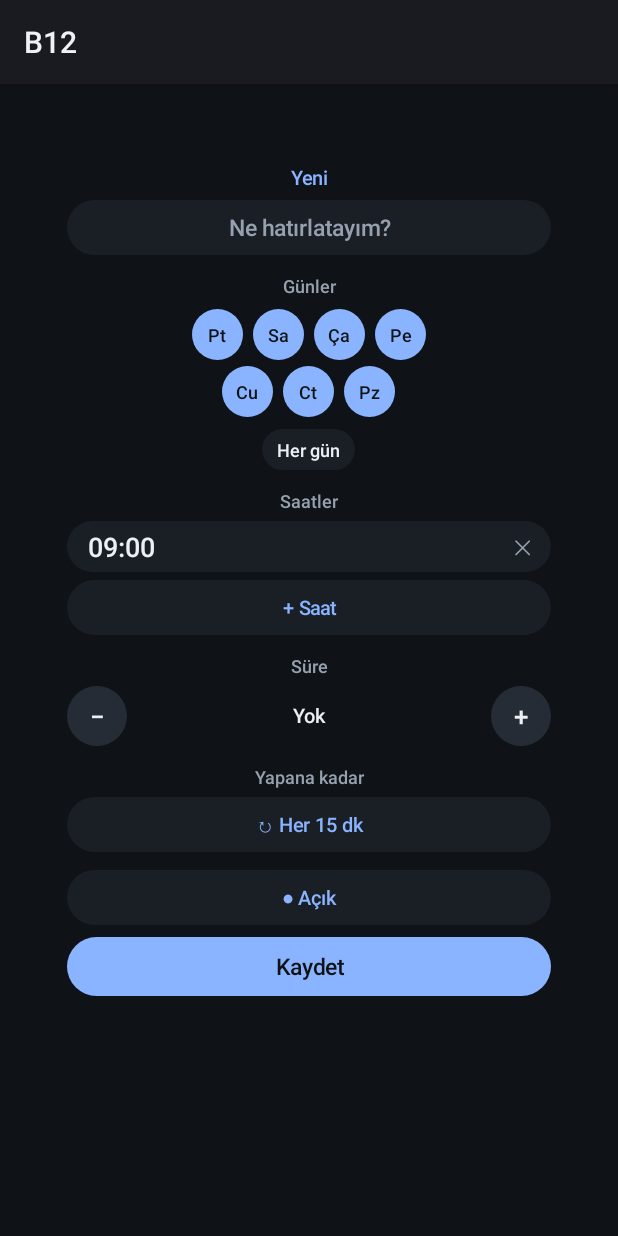
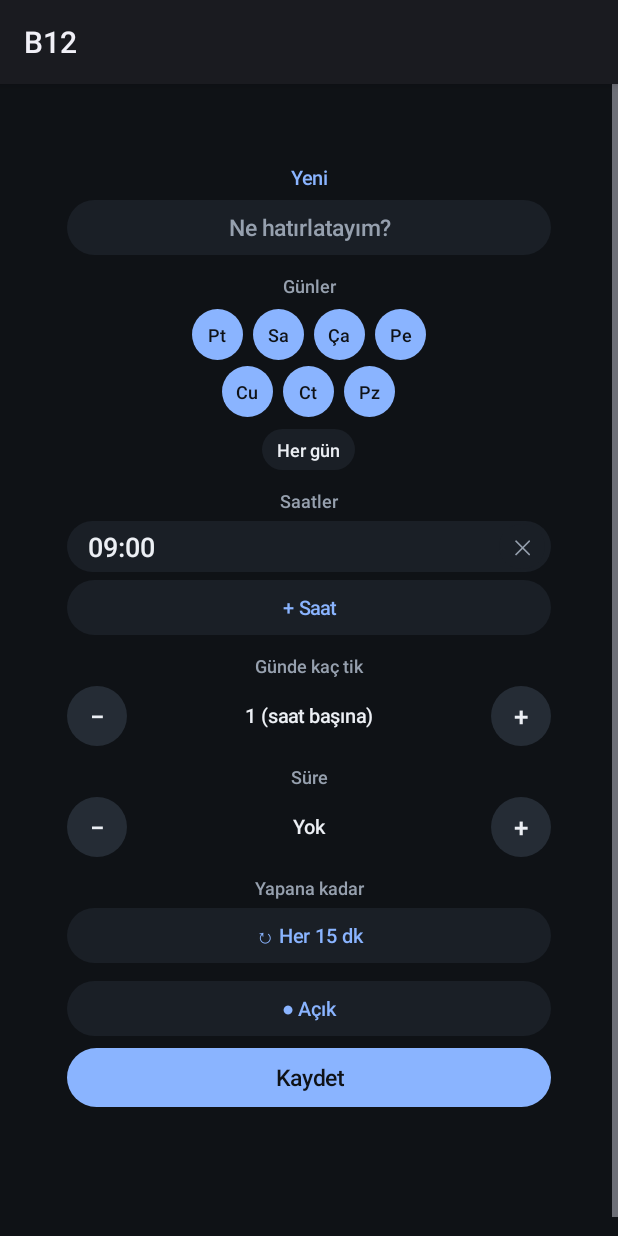
Before and after one commit to Sefikak/B12, an Android app: the EditActivity screen opened directly, with no data from a screen before it, on a phone screen of 412 x 824 dp. Run offline under Robolectric (Android 15) with nearby library versions, the phone set to English and light mode, and no system bars.

Commit message:
Günlük tik hedefi ve saatlere göre ayrı tik
- Her hatırlatmaya 'Günde kaç tik?' (varsayılan saat sayısı kadar, 1-20)
- Hedef dolunca o günün kalan bildirimleri ve ısrar durur; Sıradaki kartı tamamlanan günleri atlar
- Kartta her saat ayrı çip: tiklenen dolu, vakti gelen çerçeveli; dokununca o saat tiklenir
- Hedef saat sayısından fazlaysa fazlası ✓ ile atılır

Co-Authored-By: Claude Opus 5.5 <noreply@anthropic.com>

```diff
--- a/shared/src/main/java/com/b12/hatirlat/Alarms.kt
+++ b/shared/src/main/java/com/b12/hatirlat/Alarms.kt
@@ -48,7 +48,7 @@ object Alarms {
 
     /** Bu çalma için ısrar sürsün mü: yapılmadıysa, aynı gün içindeyse ve sıradaki saat henüz gelmediyse. */
     fun stillDue(ctx: Context, r: Reminder, occ: Long, now: Long = System.currentTimeMillis()): Boolean {
-        if (r.deleted || !r.enabled || Progress.has(ctx, r.id, occ)) return false
+        if (r.deleted || !r.enabled || Progress.has(ctx, r.id, occ) || Progress.dayComplete(ctx, r, occ)) return false
         val next = r.nextAfter(occ)
         if (next != null && next <= now) return false
         val a = java.util.Calendar.getInstance().apply { timeInMillis = occ }
@@ -86,7 +86,7 @@ class AlarmReceiver : BroadcastReceiver() {
         when (i.action) {
             Alarms.FIRE -> if (r != null && r.enabled && !r.deleted) {
                 // Telefon kapalıyken kaçan hatırlatmayı saatler sonra çalma.
-                if (now - at < 30 * 60_000L && !Progress.has(ctx, r.id, at)) Notifier.remind(ctx, r, at)
+                if (now - at < 30 * 60_000L && !Progress.has(ctx, r.id, at) && !Progress.dayComplete(ctx, r, at)) Notifier.remind(ctx, r, at)
                 Alarms.schedule(ctx, r, maxOf(now, at))
             }
             Alarms.SNOOZED -> if (r != null && Alarms.stillDue(ctx, r, occ, now)) Notifier.remind(ctx, r, occ)
--- a/wear/src/main/java/com/b12/hatirlat/EditActivity.kt
+++ b/wear/src/main/java/com/b12/hatirlat/EditActivity.kt
@@ -20,6 +20,8 @@ class EditActivity : WearActivity() {
     private var enabled = true
     private var nag = true
     private var nagMin = 15
+    private var target = 0
+    private lateinit var goalText: TextView
 
     private lateinit var title: EditText
     private lateinit var dayRows: LinearLayout
@@ -39,6 +41,7 @@ class EditActivity : WearActivity() {
         enabled = base.enabled
         nag = base.nag
         nagMin = base.nagMin
+        target = base.target
         savedInstanceState?.let { s ->
             days = s.getInt("days", days)
             times.clear(); times.addAll(s.getIntArray("times")?.toList() ?: base.times)
@@ -46,6 +49,7 @@ class EditActivity : WearActivity() {
             enabled = s.getBoolean("enabled", enabled)
             nag = s.getBoolean("nag", nag)
             nagMin = s.getInt("nagMin", nagMin)
+            target = s.getInt("target", target)
         }
 
         val c = vbox().apply {
@@ -77,6 +81,14 @@ class EditActivity : WearActivity() {
         timeList = vbox()
         c.addView(timeList, lp())
         c.addView(pill("+ Saat", Ui.CARD, Ui.ACCENT, 13) { pick(-1, times.maxOrNull()?.let { (it + 60) % 1440 } ?: (9 * 60)) }, lp())
+
+        c.addView(section("Günde kaç tik"))
+        val goalRow = hbox()
+        goalRow.addView(step("−") { stepGoal(-1) })
+        goalText = label("", 13, Ui.TEXT, bold = true).apply { gravity = Gravity.CENTER }
+        goalRow.addView(goalText, lp(0, weight = 1f))
+        goalRow.addView(step("+") { stepGoal(+1) })
+        c.addView(goalRow, lp())
 
         c.addView(section("Süre"))
         val durRow = hbox()
@@ -119,6 +131,7 @@ class EditActivity : WearActivity() {
         out.putBoolean("enabled", enabled)
         out.putBoolean("nag", nag)
         out.putInt("nagMin", nagMin)
+        out.putInt("target", target)
     }
 
     private fun section(t: String) = label(t, 12, Ui.DIM, bold = true).apply {
@@ -147,7 +160,21 @@ class EditActivity : WearActivity() {
         }
     }
 
+    private fun stepGoal(d: Int) {
+        val cur = if (target > 0) target else times.size.coerceAtLeast(1)
+        val n = (cur + d).coerceIn(1, 20)
+        target = if (n == times.size) 0 else n
+        renderGoal()
+    }
+
+    private fun renderGoal() {
+        if (!::goalText.isInitialized) return
+        val auto = times.size.coerceAtLeast(1)
+        goalText.text = if (target == 0) "$auto (saat başına)" else "$target tik"
+    }
+
     private fun renderTimes() {
+        renderGoal()
         times.sort()
         timeList.removeAllViews()
         for ((idx, m) in times.withIndex()) {
@@ -202,7 +229,7 @@ class EditActivity : WearActivity() {
             Toast.makeText(this, err, Toast.LENGTH_SHORT).show()
             return
         }
-        Store.save(this, base.copy(title = t, days = days, times = times.toList(), minutes = minutes, enabled = enabled, nag = nag, nagMin = nagMin))
+        Store.save(this, base.copy(title = t, days = days, times = times.toList(), minutes = minutes, enabled = enabled, nag = nag, nagMin = nagMin, target = target))
         finish()
     }
 }
```
Also changed, not shown: app/src/main/java/com/b12/hatirlat/EditActivity.kt (+35 -1 lines), app/src/main/java/com/b12/hatirlat/MainActivity.kt (+45 -3 lines), shared/src/main/java/com/b12/hatirlat/Progress.kt (+36 -10 lines), shared/src/main/java/com/b12/hatirlat/Reminder.kt (+7 -1 lines).
